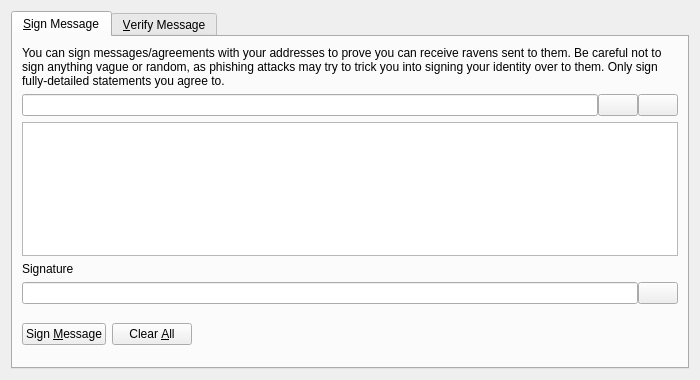
Qt form src/qt/forms/signverifymessagedialog.ui (Telestai-Project/telestai) before a commit.
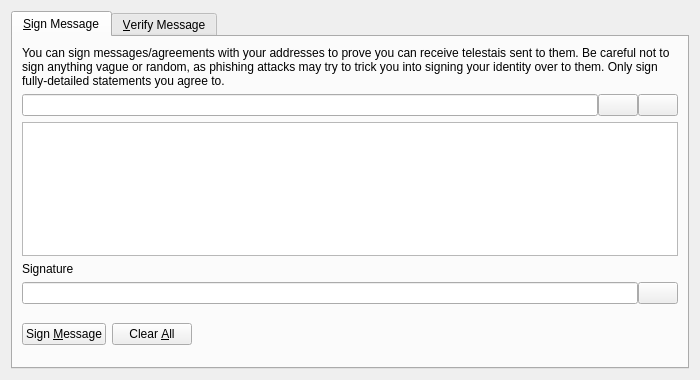
The same form after that commit. Icons and pictures are not drawn. Custom widgets are drawn as their Qt base class.

```diff
--- a/src/qt/forms/signverifymessagedialog.ui
+++ b/src/qt/forms/signverifymessagedialog.ui
@@ -30,7 +30,7 @@
        <item>
         <widget class="QLabel" name="infoLabel_SM">
          <property name="text">
-          <string>You can sign messages/agreements with your addresses to prove you can receive ravens sent to them. Be careful not to sign anything vague or random, as phishing attacks may try to trick you into signing your identity over to them. Only sign fully-detailed statements you agree to.</string>
+          <string>You can sign messages/agreements with your addresses to prove you can receive telestais sent to them. Be careful not to sign anything vague or random, as phishing attacks may try to trick you into signing your identity over to them. Only sign fully-detailed statements you agree to.</string>
          </property>
          <property name="textFormat">
           <enum>Qt::PlainText</enum>
```
